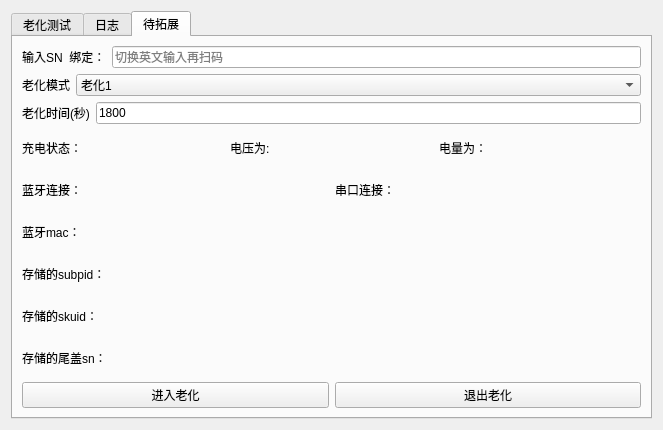
First picture: the form in work_station/ageing/ageing.ui, repository yuhuang163/test, before the edit.
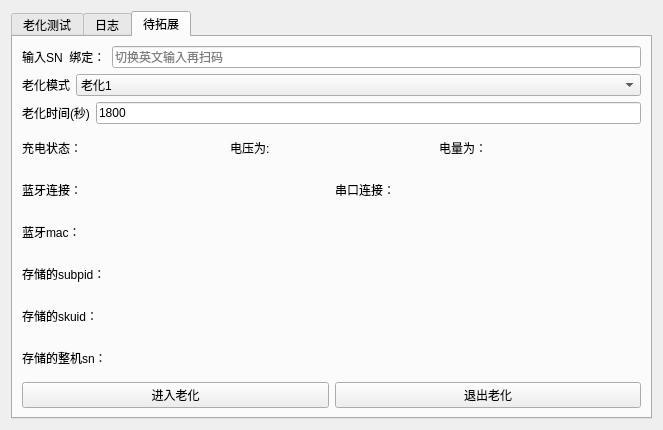
Second picture: the form after the edit.

Commit message: 统一命名尾盖sn为整机sn，新增对新的fct协议的信号适配

```diff
--- a/work_station/ageing/ageing.ui
+++ b/work_station/ageing/ageing.ui
@@ -426,7 +426,7 @@
        <item row="8" column="0">
         <widget class="QLabel" name="tail_sn">
          <property name="text">
-          <string>存储的尾盖sn：</string>
+          <string>存储的整机sn：</string>
          </property>
         </widget>
        </item>
```
Left out of the diff: 2 changed lines with no effect on the pictures. The commit also changes 34 other files.
